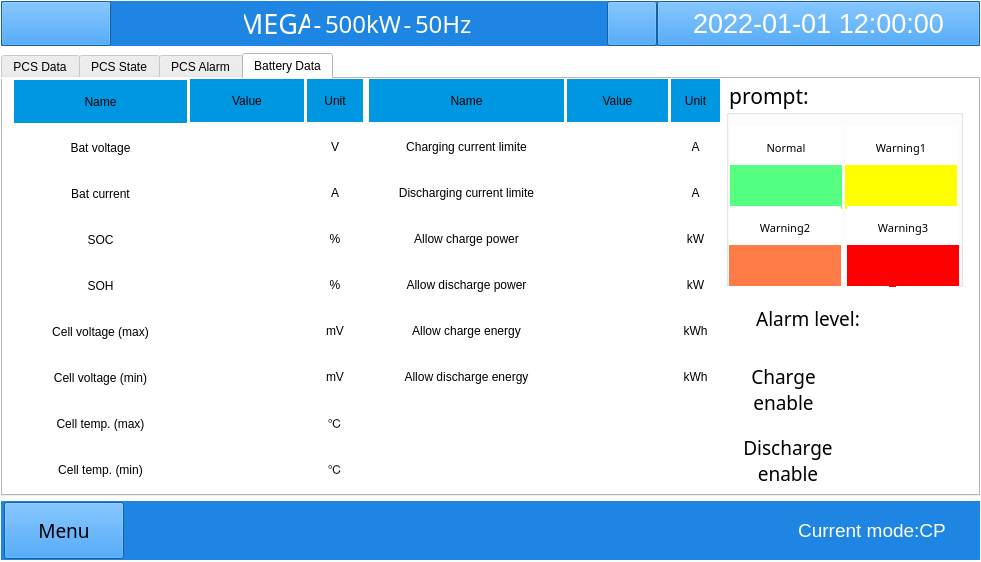
megarevolpr/Win, file win.ui: the form before one commit.
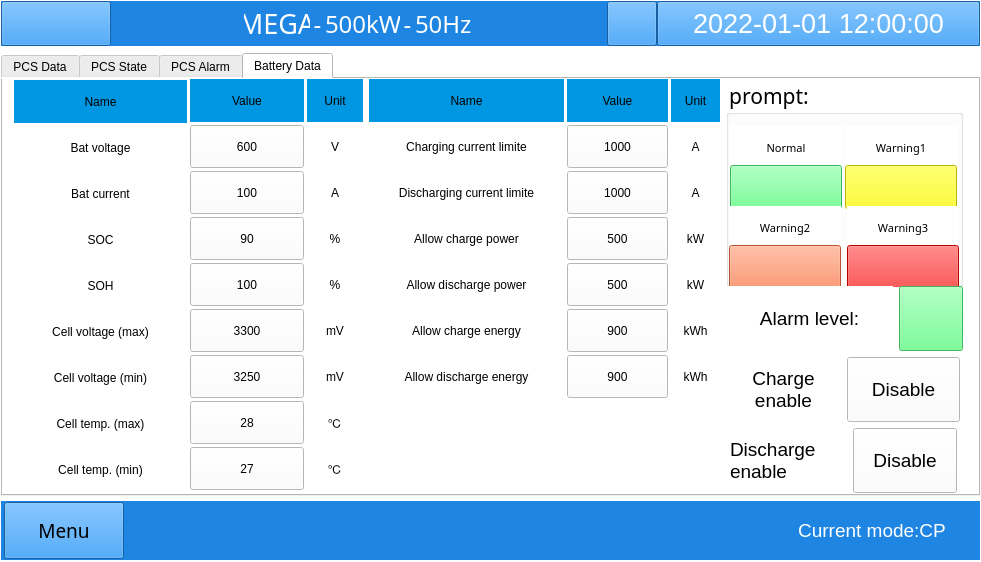
The form after the commit. The open tabs and pages were chosen to show the change. Icons and pictures are not drawn.

Commit message: 更新Bat_data的ui

Diff of the .ui file:
```diff
--- a/win.ui
+++ b/win.ui
@@ -4627,7 +4627,7 @@
                       </widget>
                      </item>
                      <item>
-                      <widget class="QLabel" name="BatValue_1">
+                      <widget class="QPushButton" name="pushButton_1">
                        <property name="minimumSize">
                         <size>
                          <width>114</width>
@@ -4640,19 +4640,13 @@
                          <height>43</height>
                         </size>
                        </property>
-                       <property name="styleSheet">
-                        <string notr="true"/>
-                       </property>
                        <property name="text">
-                        <string/>
+                        <string>600</string>
                        </property>
-                       <property name="alignment">
-                        <set>Qt::AlignCenter</set>
-                       </property>
                       </widget>
                      </item>
                      <item>
-                      <widget class="QLabel" name="BatValue_2">
+                      <widget class="QPushButton" name="pushButton_2">
                        <property name="minimumSize">
                         <size>
                          <width>114</width>
@@ -4665,19 +4659,13 @@
                          <height>43</height>
                         </size>
                        </property>
-                       <property name="styleSheet">
-                        <string notr="true"/>
-                       </property>
                        <property name="text">
-                        <string/>
+                        <string>100</string>
                        </property>
-                       <property name="alignment">
-                        <set>Qt::AlignCenter</set>
-                       </property>
                       </widget>
                      </item>
                      <item>
-                      <widget class="QLabel" name="BatValue_3">
+                      <widget class="QPushButton" name="pushButton_3">
                        <property name="minimumSize">
                         <size>
                          <width>114</width>
@@ -4690,19 +4678,13 @@
                          <height>43</height>
                         </size>
                        </property>
-                       <property name="styleSheet">
-                        <string notr="true"/>
-                       </property>
                        <property name="text">
-                        <string/>
+                        <string>90</string>
                        </property>
-                       <property name="alignment">
-                        <set>Qt::AlignCenter</set>
-                       </property>
                       </widget>
                      </item>
                      <item>
-                      <widget class="QLabel" name="BatValue_4">
+                      <widget class="QPushButton" name="pushButton_4">
                        <property name="minimumSize">
                         <size>
                          <width>114</width>
@@ -4715,19 +4697,13 @@
                          <height>43</height>
                         </size>
                        </property>
-                       <property name="styleSheet">
-                        <string notr="true"/>
-                       </property>
                        <property name="text">
-                        <string/>
+                        <string>100</string>
                        </property>
-                       <property name="alignment">
-                        <set>Qt::AlignCenter</set>
-                       </property>
                       </widget>
                      </item>
                      <item>
-                      <widget class="QLabel" name="BatValue_5">
+                      <widget class="QPushButton" name="pushButton_5">
                        <property name="minimumSize">
                         <size>
                          <width>114</width>
@@ -4740,19 +4716,13 @@
                          <height>43</height>
                         </size>
                        </property>
-                       <property name="styleSheet">
-                        <string notr="true"/>
-                       </property>
                        <property name="text">
-                        <string/>
+                        <string>3300</string>
                        </property>
-                       <property name="alignment">
-                        <set>Qt::AlignCenter</set>
-                       </property>
                       </widget>
                      </item>
                      <item>
-                      <widget class="QLabel" name="BatValue_6">
+                      <widget class="QPushButton" name="pushButton_6">
                        <property name="minimumSize">
                         <size>
                          <width>114</width>
@@ -4765,19 +4735,13 @@
                          <height>43</height>
                         </size>
                        </property>
-                       <property name="styleSheet">
-                        <string notr="true"/>
-                       </property>
                        <property name="text">
-                        <string/>
+                        <string>3250</string>
                        </property>
-                       <property name="alignment">
-                        <set>Qt::AlignCenter</set>
-                       </property>
                       </widget>
                      </item>
                      <item>
-                      <widget class="QLabel" name="BatValue_7">
+                      <widget class="QPushButton" name="pushButton_7">
                        <property name="minimumSize">
                         <size>
                          <width>114</width>
@@ -4790,19 +4754,13 @@
                          <height>43</height>
                         </size>
                        </property>
-                       <property name="styleSheet">
-                        <string notr="true"/>
-                       </property>
                        <property name="text">
-                        <string/>
+                        <string>28</string>
                        </property>
-                       <property name="alignment">
-                        <set>Qt::AlignCenter</set>
-                       </property>
                       </widget>
                      </item>
                      <item>
-                      <widget class="QLabel" name="BatValue_8">
+                      <widget class="QPushButton" name="pushButton_8">
                        <property name="minimumSize">
                         <size>
                          <width>114</width>
@@ -4815,14 +4773,8 @@
                          <height>43</height>
                         </size>
                        </property>
-                       <property name="styleSheet">
-                        <string notr="true"/>
-                       </property>
                        <property name="text">
-                        <string/>
-                       </property>
-                       <property name="alignment">
-                        <set>Qt::AlignCenter</set>
+                        <string>27</string>
                        </property>
                       </widget>
                      </item>
@@ -5312,7 +5264,7 @@
                       </widget>
                      </item>
                      <item>
-                      <widget class="QLabel" name="BatValue_9">
+                      <widget class="QPushButton" name="pushButton_9">
                        <property name="minimumSize">
                         <size>
                          <width>101</width>
@@ -5326,15 +5278,12 @@
                         </size>
                        </property>
                        <property name="text">
-                        <string/>
+                        <string>1000</string>
                        </property>
-                       <property name="alignment">
-                        <set>Qt::AlignCenter</set>
-                       </property>
                       </widget>
                      </item>
                      <item>
-                      <widget class="QLabel" name="BatValue_10">
+                      <widget class="QPushButton" name="pushButton_10">
                        <property name="minimumSize">
                         <size>
                          <width>101</width>
@@ -5348,15 +5297,12 @@
                         </size>
                        </property>
                        <property name="text">
-                        <string/>
+                        <string>1000</string>
                        </property>
-                       <property name="alignment">
-                        <set>Qt::AlignCenter</set>
-                       </property>
                       </widget>
                      </item>
                      <item>
-                      <widget class="QLabel" name="BatValue_11">
+                      <widget class="QPushButton" name="pushButton_11">
                        <property name="minimumSize">
                         <size>
                          <width>101</width>
@@ -5370,15 +5316,12 @@
                         </size>
                        </property>
                        <property name="text">
-                        <string/>
+                        <string>500</string>
                        </property>
-                       <property name="alignment">
-                        <set>Qt::AlignCenter</set>
-                       </property>
                       </widget>
                      </item>
                      <item>
-                      <widget class="QLabel" name="BatValue_12">
+                      <widget class="QPushButton" name="pushButton_12">
                        <property name="minimumSize">
                         <size>
                          <width>101</width>
@@ -5392,15 +5335,12 @@
                         </size>
                        </property>
                        <property name="text">
-                        <string/>
+                        <string>500</string>
                        </property>
-                       <property name="alignment">
-                        <set>Qt::AlignCenter</set>
-                       </property>
                       </widget>
                      </item>
                      <item>
-                      <widget class="QLabel" name="BatValue_13">
+                      <widget class="QPushButton" name="pushButton_13">
                        <property name="minimumSize">
                         <size>
                          <width>101</width>
@@ -5414,15 +5354,12 @@
                         </size>
                        </property>
                        <property name="text">
-                        <string/>
+                        <string>900</string>
                        </property>
-                       <property name="alignment">
-                        <set>Qt::AlignCenter</set>
-                       </property>
                       </widget>
                      </item>
                      <item>
-                      <widget class="QLabel" name="BatValue_14">
+                      <widget class="QPushButton" name="pushButton_14">
                        <property name="minimumSize">
                         <size>
                          <width>101</width>
@@ -5436,10 +5373,7 @@
                         </size>
                        </property>
                        <property name="text">
-                        <string/>
-                       </property>
-                       <property name="alignment">
-                        <set>Qt::AlignCenter</set>
+                        <string>900</string>
                        </property>
                       </widget>
                      </item>
@@ -5786,7 +5720,7 @@
                              </widget>
                             </item>
                             <item>
-                             <widget class="QLabel" name="label_20">
+                             <widget class="QPushButton" name="pushButton_20">
                               <property name="minimumSize">
                                <size>
                                 <width>112</width>
@@ -5805,9 +5739,6 @@
                               <property name="text">
                                <string/>
                               </property>
-                              <property name="alignment">
-                               <set>Qt::AlignCenter</set>
-                              </property>
                              </widget>
                             </item>
                            </layout>
@@ -5845,7 +5776,7 @@
                              </widget>
                             </item>
                             <item>
-                             <widget class="QLabel" name="label_19">
+                             <widget class="QPushButton" name="pushButton_21">
                               <property name="minimumSize">
                                <size>
                                 <width>112</width>
@@ -5864,9 +5795,6 @@
                               <property name="text">
                                <string/>
                               </property>
-                              <property name="alignment">
-                               <set>Qt::AlignCenter</set>
-                              </property>
                              </widget>
                             </item>
                            </layout>
@@ -5908,7 +5836,7 @@
                              </widget>
                             </item>
                             <item>
-                             <widget class="QLabel" name="label_30">
+                             <widget class="QPushButton" name="pushButton_18">
                               <property name="minimumSize">
                                <size>
                                 <width>112</width>
@@ -5927,9 +5855,6 @@
                               <property name="text">
                                <string/>
                               </property>
-                              <property name="alignment">
-                               <set>Qt::AlignCenter</set>
-                              </property>
                              </widget>
                             </item>
                            </layout>
@@ -5967,7 +5892,7 @@
                              </widget>
                             </item>
                             <item>
-                             <widget class="QLabel" name="label_18">
+                             <widget class="QPushButton" name="pushButton_19">
                               <property name="minimumSize">
                                <size>
                                 <width>112</width>
@@ -5986,9 +5911,6 @@
                               <property name="text">
                                <string/>
                               </property>
-                              <property name="alignment">
-                               <set>Qt::AlignCenter</set>
-                              </property>
                              </widget>
                             </item>
                            </layout>
@@ -6008,19 +5930,18 @@
                         <widget class="QLabel" name="label_2">
                          <property name="minimumSize">
                           <size>
-                           <width>162</width>
+                           <width>0</width>
                            <height>65</height>
                           </size>
                          </property>
                          <property name="maximumSize">
                           <size>
-                           <width>162</width>
+                           <width>16777215</width>
                            <height>65</height>
                           </size>
                          </property>
                          <property name="font">
                           <font>
-                           <family>SimSun-ExtB</family>
                            <pointsize>14</pointsize>
                           </font>
                          </property>
@@ -6033,7 +5954,7 @@
                         </widget>
                        </item>
                        <item>
-                        <widget class="QLabel" name="Alarm_all">
+                        <widget class="QPushButton" name="pushButton_15">
                          <property name="minimumSize">
                           <size>
                            <width>64</width>
@@ -6046,12 +5967,12 @@
                            <height>65</height>
                           </size>
                          </property>
+                         <property name="styleSheet">
+                          <string notr="true">background-color: rgb(85, 255, 127);</string>
+                         </property>
                          <property name="text">
                           <string/>
                          </property>
-                         <property name="alignment">
-                          <set>Qt::AlignCenter</set>
-                         </property>
                         </widget>
                        </item>
                       </layout>
@@ -6059,7 +5980,7 @@
                      <item>
                       <layout class="QHBoxLayout" name="horizontalLayout_5">
                        <item>
-                        <widget class="QLabel" name="Statuslb_1">
+                        <widget class="QLabel" name="label_18">
                          <property name="minimumSize">
                           <size>
                            <width>113</width>
@@ -6074,7 +5995,6 @@
                          </property>
                          <property name="font">
                           <font>
-                           <family>SimSun-ExtB</family>
                            <pointsize>14</pointsize>
                           </font>
                          </property>
@@ -6088,7 +6008,7 @@
                         </widget>
                        </item>
                        <item>
-                        <widget class="QLabel" name="Statusvalue_1">
+                        <widget class="QPushButton" name="pushButton_16">
                          <property name="minimumSize">
                           <size>
                            <width>113</width>
@@ -6101,11 +6021,13 @@
                            <height>65</height>
                           </size>
                          </property>
+                         <property name="font">
+                          <font>
+                           <pointsize>14</pointsize>
+                          </font>
+                         </property>
                          <property name="text">
-                          <string/>
-                         </property>
-                         <property name="alignment">
-                          <set>Qt::AlignCenter</set>
+                          <string>Disable</string>
                          </property>
                         </widget>
                        </item>
@@ -6114,22 +6036,21 @@
                      <item>
                       <layout class="QHBoxLayout" name="horizontalLayout_6">
                        <item>
-                        <widget class="QLabel" name="Statuslb_2">
+                        <widget class="QLabel" name="label_19">
                          <property name="minimumSize">
                           <size>
-                           <width>122</width>
+                           <width>113</width>
                            <height>65</height>
                           </size>
                          </property>
                          <property name="maximumSize">
                           <size>
-                           <width>122</width>
+                           <width>113</width>
                            <height>65</height>
                           </size>
                          </property>
                          <property name="font">
                           <font>
-                           <family>SimSun-ExtB</family>
                            <pointsize>14</pointsize>
                           </font>
                          </property>
@@ -6137,13 +6058,10 @@
                           <string>Discharge 
 enable</string>
                          </property>
-                         <property name="alignment">
-                          <set>Qt::AlignCenter</set>
-                         </property>
                         </widget>
                        </item>
                        <item>
-                        <widget class="QLabel" name="Statusvalue_2">
+                        <widget class="QPushButton" name="pushButton_17">
                          <property name="minimumSize">
                           <size>
                            <width>104</width>
@@ -6156,11 +6074,13 @@
                            <height>65</height>
                           </size>
                          </property>
+                         <property name="font">
+                          <font>
+                           <pointsize>14</pointsize>
+                          </font>
+                         </property>
                          <property name="text">
-                          <string/>
-                         </property>
-                         <property name="alignment">
-                          <set>Qt::AlignCenter</set>
+                          <string>Disable</string>
                          </property>
                         </widget>
                        </item>
```
Left out of the diff: 2 changed lines with no effect on the pictures. The commit also changes 2 other files.
